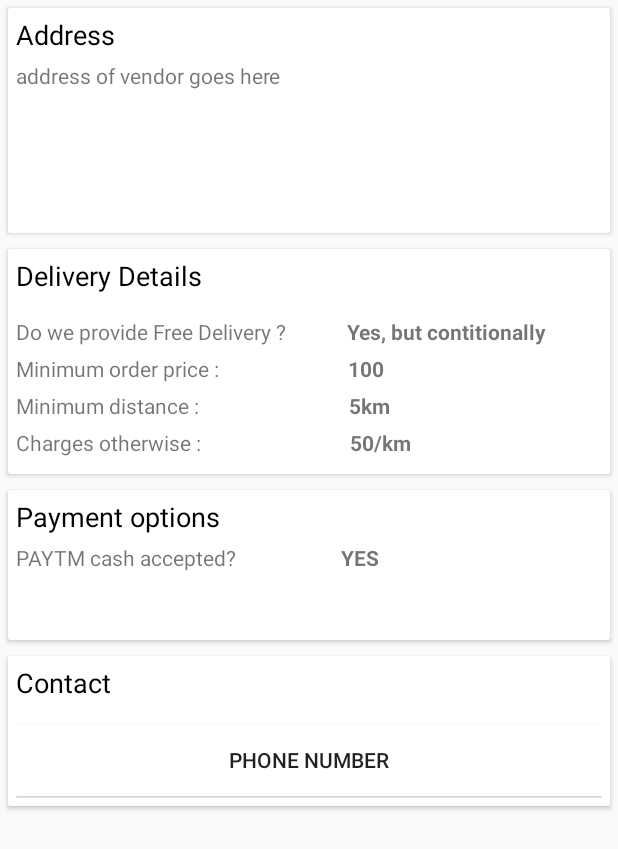
After one commit to Ashutosh181094/DeliveringUrWay, an Android app: the layout contact_details_card_view.xml on its own in the app's theme, with its tools: preview values and no code run, on a phone screen of 412 x 824 dp. The commit adds this screen. Shown: the top 849 px of the screen. Run offline under Robolectric (Android 15) with nearby library versions, the phone set to English and light mode, and no system bars.

```diff
--- a/app/src/main/java/com/example/a1505197/deliveringurway/MainActivity.java
+++ b/app/src/main/java/com/example/a1505197/deliveringurway/MainActivity.java
@@ -56,7 +56,7 @@ public class MainActivity extends AppCompatActivity implements NavigationView.On
 
 
     private View navHeader;
-    int[] sampleImages = {R.drawable.hut, R.drawable.hut, R.drawable.hut, R.drawable.hut, R.drawable.bg};
+    int[] sampleImages = {R.drawable.hut, R.drawable.find_your_favourite, R.drawable.explore, R.drawable.business_online, R.drawable.pink};
      String userName="";
      NavigationView navigation_header;
 
@@ -129,7 +129,7 @@ public class MainActivity extends AppCompatActivity implements NavigationView.On
         carouselView.setImageListener(imageListener);
         toolbar = (Toolbar) findViewById(R.id.toolbar);
         setSupportActionBar(toolbar);
-        getSupportActionBar().setTitle("DUR WAY");
+        getSupportActionBar().setTitle("");
 
         DrawerLayout drawer = (DrawerLayout) findViewById(R.id.drawer_layout);
         ActionBarDrawerToggle toggle = new ActionBarDrawerToggle(
--- /dev/null
+++ b/app/src/main/res/layout/contact_details_card_view.xml
@@ -0,0 +1,235 @@
+<?xml version="1.0" encoding="utf-8"?>
+<android.support.v4.widget.NestedScrollView android:layout_width="match_parent"
+    android:layout_height="match_parent"
+    android:id="@+id/contact_details_scroll_view"
+    xmlns:android="http://schemas.android.com/apk/res/android">
+
+<RelativeLayout xmlns:android="http://schemas.android.com/apk/res/android"
+    android:layout_width="match_parent" android:layout_height="match_parent"
+    android:id="@+id/contact_details_card_relative_layout">
+
+
+        <android.support.v7.widget.CardView
+            android:layout_width="match_parent"
+            android:layout_height="150dp"
+            android:elevation="5dp"
+            android:layout_margin="5dp"
+            android:padding="25dp"
+            android:id="@+id/contact_details_address_card_view">
+            <RelativeLayout
+                android:layout_width="match_parent"
+                android:layout_height="match_parent"
+                android:background="#FFFFFF"
+                android:padding="5dp"
+                >
+            <TextView
+                android:layout_width="wrap_content"
+                android:layout_height="wrap_content"
+                android:id="@+id/contact_details_address_title"
+                android:text="Address"
+                android:textColor="@color/Black"
+                android:textSize="18sp"/>
+            <TextView
+                android:layout_width="wrap_content"
+                android:layout_height="wrap_content"
+                android:id="@+id/contact_details_address_text"
+                android:layout_below="@+id/contact_details_address_title"
+                android:text="address of vendor goes here"
+                android:layout_marginTop="5dp"/>
+            </RelativeLayout>
+        </android.support.v7.widget.CardView>
+
+    <android.support.v7.widget.CardView
+        android:layout_width="match_parent"
+        android:layout_height="150dp"
+        android:id="@+id/contact_details_delivery_details_card"
+        android:layout_below="@id/contact_details_address_card_view"
+        android:layout_margin="5dp"
+        android:padding="25dp"
+        android:elevation="5dp">
+
+        <RelativeLayout
+            android:layout_width="match_parent"
+            android:layout_height="match_parent"
+            android:background="#FFFFFF"
+            android:padding="5dp"
+            >
+            <TextView
+                android:layout_width="wrap_content"
+                android:layout_height="wrap_content"
+                android:id="@+id/contact_details_delivery_detail_title"
+                android:text="Delivery Details"
+                android:textColor="@color/Black"
+                android:textSize="18sp"/>
+            <TextView
+                android:layout_width="wrap_content"
+                android:layout_height="wrap_content"
+                android:id="@+id/contact_details_delivery_free_detail_text"
+                android:layout_below="@+id/contact_details_delivery_detail_title"
+                android:text="Do we provide Free Delivery ?"
+                android:layout_marginTop="15dp"/>
+            <TextView
+                android:layout_width="wrap_content"
+                android:layout_height="wrap_content"
+                android:id="@+id/contact_details_delivery_free_detail_textAnswer"
+                android:layout_below="@+id/contact_details_delivery_detail_title"
+                android:layout_toRightOf="@+id/contact_details_delivery_free_detail_text"
+                android:text="Yes, but contitionally"
+                android:layout_marginLeft="40dp"
+                android:layout_marginTop="15dp"
+                android:textStyle="bold"/>
+            <TextView
+                android:layout_width="wrap_content"
+                android:layout_height="wrap_content"
+                android:id="@+id/contact_details_delivery_conditional_detail_text"
+                android:layout_below="@+id/contact_details_delivery_free_detail_text"
+                android:text="Minimum order price :"
+                android:layout_marginTop="5dp"
+                />
+
+            <TextView
+                android:layout_width="wrap_content"
+                android:layout_height="wrap_content"
+                android:id="@+id/contact_details_delivery_Conditonally_detail_min_price_textAnswer"
+                android:layout_below="@+id/contact_details_delivery_free_detail_text"
+                android:layout_toRightOf="@+id/contact_details_delivery_conditional_detail_text"
+                android:text="100"
+                android:layout_marginStart="86dp"
+                android:layout_marginTop="5dp"
+                android:textStyle="bold"/>
+
+            <TextView
+                android:layout_width="wrap_content"
+                android:layout_height="wrap_content"
+                android:id="@+id/contact_details_delivery_conditional_detail_min_dist_text"
+                android:layout_below="@+id/contact_details_delivery_conditional_detail_text"
+                android:text="Minimum distance :"
+                android:layout_marginTop="5dp"
+                />
+
+            <TextView
+                android:layout_width="wrap_content"
+                android:layout_height="wrap_content"
+                android:id="@+id/contact_details_delivery_Conditonally_detail_min_dist_textAnswer"
+                android:layout_below="@+id/contact_details_delivery_conditional_detail_text"
+                android:layout_toRightOf="@+id/contact_details_delivery_conditional_detail_min_dist_text"
+                android:text="5km"
+                android:layout_marginStart="100dp"
+                android:layout_marginTop="5dp"
+                android:textStyle="bold"/>
+
+
+            <TextView
+                android:layout_width="wrap_content"
+                android:layout_height="wrap_content"
+                android:id="@+id/contact_details_delivery_conditional_detail_charges_otherwise_text"
+                android:layout_below="@+id/contact_details_delivery_conditional_detail_min_dist_text"
+                android:text="Charges otherwise :"
+                android:layout_marginTop="5dp"
+                />
+
+            <TextView
+                android:layout_width="wrap_content"
+                android:layout_height="wrap_content"
+                android:id="@+id/contact_details_delivery_Conditonally_detail_charges_otherwise_textAnswer"
+                android:layout_below="@+id/contact_details_delivery_conditional_detail_min_dist_text"
+                android:layout_toRightOf="@+id/contact_details_delivery_conditional_detail_charges_otherwise_text"
+                android:text="50/km"
+                android:layout_marginStart="99dp"
+                android:layout_marginTop="5dp"
+                android:textStyle="bold"/>
+
+
+        </RelativeLayout>
+
+
+    </android.support.v7.widget.CardView>
+
+    <android.support.v7.widget.CardView
+        android:layout_width="match_parent"
+        android:layout_height="100dp"
+        android:elevation="5dp"
+        android:layout_margin="5dp"
+        android:padding="25dp"
+        android:id="@+id/contact_details_payment_card_view"
+        android:layout_below="@id/contact_details_delivery_details_card">
+        <RelativeLayout
+            android:layout_width="match_parent"
+            android:layout_height="match_parent"
+            android:background="#FFFFFF"
+            android:padding="5dp"
+            >
+            <TextView
+                android:layout_width="wrap_content"
+                android:layout_height="wrap_content"
+                android:id="@+id/contact_details_payment_title"
+                android:text="Payment options"
+                android:textColor="@color/Black"
+                android:textSize="18sp"/>
+            <TextView
+                android:layout_width="wrap_content"
+                android:layout_height="wrap_content"
+                android:id="@+id/contact_details_paytm_text"
+                android:layout_below="@+id/contact_details_payment_title"
+                android:text="PAYTM cash accepted?"
+                android:layout_marginTop="5dp"/>
+
+            <TextView
+                android:layout_width="wrap_content"
+                android:layout_height="wrap_content"
+                android:id="@+id/contact_details_payment_title_textAnswer"
+                android:layout_below="@+id/contact_details_payment_title"
+                android:layout_toRightOf="@+id/contact_details_paytm_text"
+                android:text="YES"
+                android:layout_marginStart="70dp"
+                android:layout_marginTop="5dp"
+                android:textStyle="bold"/>
+
+        </RelativeLayout>
+
+    </android.support.v7.widget.CardView>
+
+
+    <android.support.v7.widget.CardView
+        android:layout_width="match_parent"
+        android:layout_height="100dp"
+        android:elevation="5dp"
+        android:layout_margin="5dp"
+        android:padding="25dp"
+        android:id="@+id/contact_details_contact_card_view"
+        android:layout_below="@id/contact_details_payment_card_view">
+        <RelativeLayout
+            android:layout_width="match_parent"
+            android:layout_height="match_parent"
+            android:background="#FFFFFF"
+            android:padding="5dp"
+            >
+            <TextView
+                android:layout_width="wrap_content"
+                android:layout_height="wrap_content"
+                android:id="@+id/contact_details_contact_title"
+                android:text="Contact"
+                android:textColor="@color/Black"
+                android:textSize="18sp"/>
+            <Button
+                android:layout_width="match_parent"
+                android:layout_height="wrap_content"
+                android:id="@+id/contact_details_contact_text"
+                android:layout_below="@+id/contact_details_contact_title"
+                android:text="Phone Number"
+                android:background="@color/White"
+                android:layout_marginTop="15dp"/>
+
+
+
+        </RelativeLayout>
+
+    </android.support.v7.widget.CardView>
+
+
+
+
+
+
+</RelativeLayout>
+</android.support.v4.widget.NestedScrollView>
--- a/app/src/main/res/layout/content_main2.xml
+++ b/app/src/main/res/layout/content_main2.xml
@@ -8,8 +8,27 @@
     <RelativeLayout
         android:layout_width="wrap_content"
         android:layout_height="wrap_content">
+    <LinearLayout
+        android:layout_width="match_parent"
+        android:layout_height="wrap_content">
+   <android.support.design.widget.AppBarLayout
+       android:layout_width="match_parent"
+       android:layout_height="wrap_content"
+       android:background="@android:color/transparent"
+       android:elevation="10dp">
 
-    <com.synnapps.carouselview.CarouselView
+       <android.support.v7.widget.Toolbar
+           android:layout_height="wrap_content"
+           android:layout_width="match_parent"
+           android:background="@null"
+           android:elevation="10dp">
+
+       </android.support.v7.widget.Toolbar>
+   </android.support.design.widget.AppBarLayout>
+
+
+    </LinearLayout>
+        <com.synnapps.carouselview.CarouselView
         android:id="@+id/carouselView"
         android:layout_width="match_parent"
         android:layout_height="200dp"
--- a/app/src/main/res/layout/customtoolbar.xml
+++ b/app/src/main/res/layout/customtoolbar.xml
@@ -11,14 +11,14 @@
         android:layout_height="wrap_content"
         android:background="@android:color/transparent"
         app:popupTheme="@style/Theme.Design.NoActionBar"
-        app:elevation="0dp"
-        android:elevation="0dp"
+        app:elevation="4dp"
+
         >
     <android.support.v7.widget.Toolbar
         android:id="@+id/customToolbarLayout"
         android:layout_width="match_parent"
         android:layout_height="match_parent"
-        android:elevation="0dp"
+        app:elevation="4dp"
         android:background="@android:color/transparent"
         app:popupTheme="@style/Theme.Design.NoActionBar" />
     </android.support.design.widget.AppBarLayout>
```
Also changed, not shown: app/src/main/res/drawable/blue.jpg (added), app/src/main/res/drawable/business_online.jpg (added), app/src/main/res/drawable/dark.jpg (added), app/src/main/res/drawable/explore.jpg (added), app/src/main/res/drawable/find_your_favourite.jpg (added), app/src/main/res/drawable/lblue.jpg (added), app/src/main/res/drawable/orange.jpg (added), app/src/main/res/drawable/pink.jpg (added).
